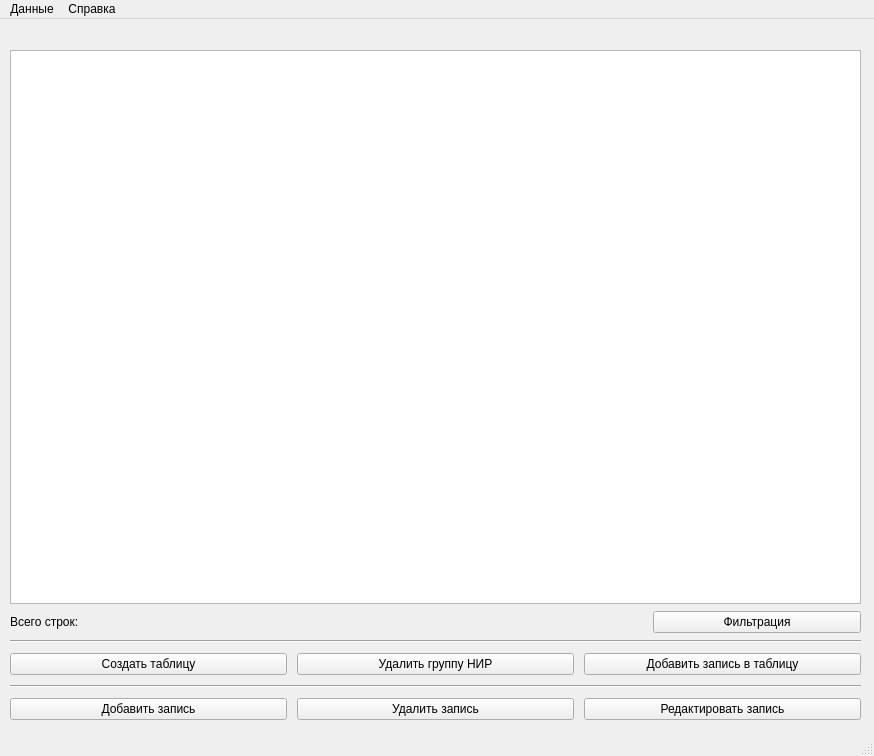
This is MainForm.ui in KozlovIA/Qt-DataBase as Qt 5 draws it before an edit. The edited form follows.
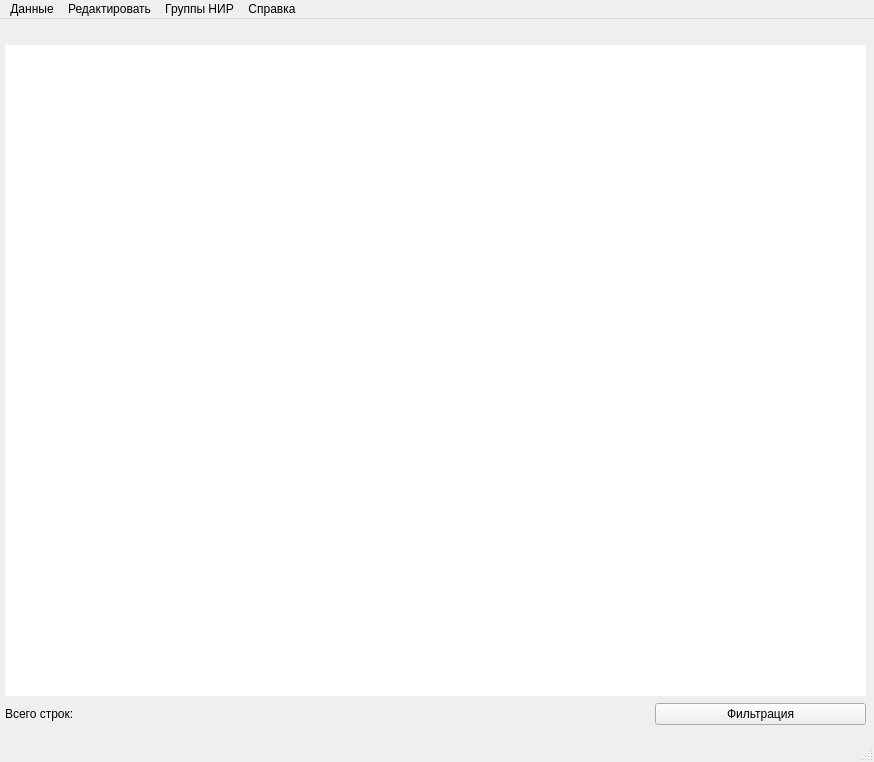
This is the edited form. Icons and pictures are not drawn.

Commit message: Interface reconfiguration. Fixes for filtering by GRNTI and other minor fixes

Diff of the .ui file:
```diff
--- a/MainForm.ui
+++ b/MainForm.ui
@@ -10,7 +10,7 @@
     <x>0</x>
     <y>0</y>
     <width>874</width>
-    <height>756</height>
+    <height>762</height>
    </rect>
   </property>
   <property name="sizePolicy">
@@ -45,21 +45,21 @@
       <height>711</height>
      </rect>
     </property>
-    <layout class="QGridLayout" name="gridLayout" rowstretch="0,0,0,0,0" columnstretch="0,0,0,0">
+    <layout class="QGridLayout" name="gridLayout" rowstretch="0,0,0,0" columnstretch="0,0,0,0">
      <property name="sizeConstraint">
       <enum>QLayout::SetNoConstraint</enum>
      </property>
      <property name="leftMargin">
-      <number>10</number>
+      <number>5</number>
      </property>
      <property name="topMargin">
-      <number>10</number>
+      <number>5</number>
      </property>
      <property name="rightMargin">
-      <number>10</number>
+      <number>5</number>
      </property>
      <property name="bottomMargin">
-      <number>10</number>
+      <number>5</number>
      </property>
      <property name="horizontalSpacing">
       <number>6</number>
@@ -72,6 +72,18 @@
        <property name="enabled">
         <bool>true</bool>
        </property>
+       <property name="mouseTracking">
+        <bool>false</bool>
+       </property>
+       <property name="frameShape">
+        <enum>QFrame::NoFrame</enum>
+       </property>
+       <property name="frameShadow">
+        <enum>QFrame::Plain</enum>
+       </property>
+       <property name="lineWidth">
+        <number>1</number>
+       </property>
        <property name="editTriggers">
         <set>QAbstractItemView::NoEditTriggers</set>
        </property>
@@ -83,77 +95,14 @@
        </property>
       </widget>
      </item>
-     <item row="2" column="0">
-      <widget class="QLabel" name="recNum_lb">
+     <item row="2" column="3">
+      <widget class="QPushButton" name="filtering_bn">
        <property name="text">
-        <string>Всего строк: </string>
+        <string>Фильтрация</string>
        </property>
       </widget>
      </item>
-     <item row="4" column="0" colspan="4">
-      <layout class="QGridLayout" name="gridLayout_2">
-       <property name="spacing">
-        <number>10</number>
-       </property>
-       <item row="2" column="0" colspan="3">
-        <widget class="Line" name="line">
-         <property name="orientation">
-          <enum>Qt::Horizontal</enum>
-         </property>
-        </widget>
-       </item>
-       <item row="1" column="0">
-        <widget class="QPushButton" name="CreateNewTable_bn">
-         <property name="text">
-          <string>Создать таблицу</string>
-         </property>
-        </widget>
-       </item>
-       <item row="1" column="1">
-        <widget class="QPushButton" name="deleteTable_bn">
-         <property name="text">
-          <string>Удалить группу НИР</string>
-         </property>
-        </widget>
-       </item>
-       <item row="1" column="2">
-        <widget class="QPushButton" name="editEntery_bn">
-         <property name="text">
-          <string>Добавить запись в таблицу</string>
-         </property>
-        </widget>
-       </item>
-       <item row="3" column="2">
-        <widget class="QPushButton" name="EditField">
-         <property name="text">
-          <string>Редактировать запись</string>
-         </property>
-        </widget>
-       </item>
-       <item row="3" column="0">
-        <widget class="QPushButton" name="AddField">
-         <property name="text">
-          <string>Добавить запись</string>
-         </property>
-        </widget>
-       </item>
-       <item row="3" column="1">
-        <widget class="QPushButton" name="deleteButton">
-         <property name="text">
-          <string>Удалить запись</string>
-         </property>
-        </widget>
-       </item>
-       <item row="0" column="0" colspan="3">
-        <widget class="Line" name="line_2">
-         <property name="orientation">
-          <enum>Qt::Horizontal</enum>
-         </property>
-        </widget>
-       </item>
-      </layout>
-     </item>
-     <item row="0" column="1" colspan="2">
+     <item row="0" column="0" colspan="4">
       <widget class="QLabel" name="dbInfo">
        <property name="enabled">
         <bool>true</bool>
@@ -166,10 +115,13 @@
        </property>
       </widget>
      </item>
-     <item row="2" column="3">
-      <widget class="QPushButton" name="filtering_bn">
+     <item row="2" column="0">
+      <widget class="QLabel" name="recNum_lb">
+       <property name="frameShape">
+        <enum>QFrame::NoFrame</enum>
+       </property>
        <property name="text">
-        <string>Фильтрация</string>
+        <string>Всего строк: </string>
        </property>
       </widget>
      </item>
@@ -192,16 +144,47 @@
     <addaction name="action_sourceTable"/>
     <addaction name="action_researchTable"/>
    </widget>
-   <widget class="QMenu" name="menu_eq">
+   <widget class="QMenu" name="reference_menu">
+    <property name="enabled">
+     <bool>true</bool>
+    </property>
     <property name="title">
      <string>Справка</string>
     </property>
-    <addaction name="action1"/>
+    <addaction name="help_action"/>
+    <addaction name="aboutProgram_action"/>
+   </widget>
+   <widget class="QMenu" name="EditTable_menu">
+    <property name="enabled">
+     <bool>true</bool>
+    </property>
+    <property name="title">
+     <string>Редактировать</string>
+    </property>
+    <addaction name="addEntry_action"/>
+    <addaction name="editEntry_action"/>
+    <addaction name="deleteEntry_action"/>
+   </widget>
+   <widget class="QMenu" name="researchGroups_menu">
+    <property name="title">
+     <string>Группы НИР</string>
+    </property>
+    <addaction name="addGroup_action"/>
+    <addaction name="deleteGroup_action"/>
+    <addaction name="addToGroup_action"/>
+    <addaction name="deleteFromGroup_action"/>
+    <addaction name="creatingResearchCard_action"/>
    </widget>
    <addaction name="ChoiceTable_menu"/>
-   <addaction name="menu_eq"/>
+   <addaction name="EditTable_menu"/>
+   <addaction name="researchGroups_menu"/>
+   <addaction name="reference_menu"/>
   </widget>
-  <widget class="QStatusBar" name="statusbar"/>
+  <widget class="QStatusBar" name="statusbar">
+   <property name="enabled">
+    <bool>true</bool>
+   </property>
+  </widget>
   <action name="actionnf_kbwf">
    <property name="text">
     <string>nf,kbwf</string>
```
Left out of the diff: 95 changed lines with no effect on the pictures. The commit also changes 26 other files.
